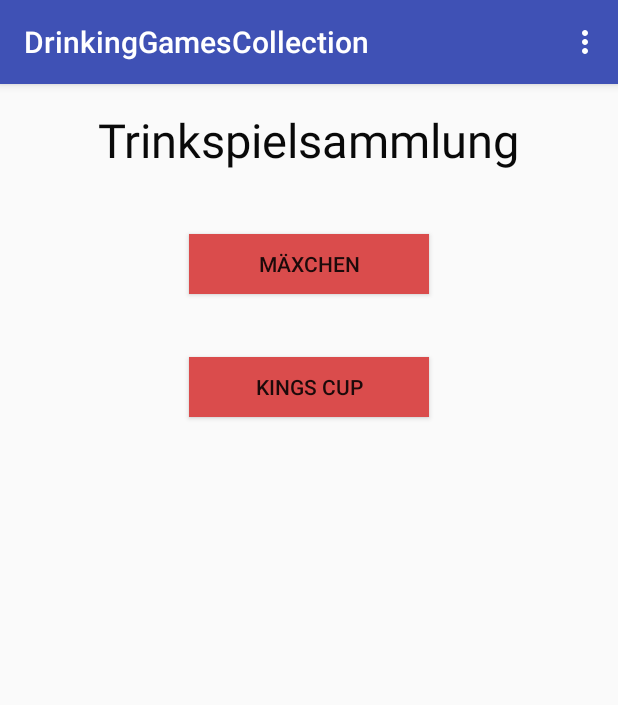
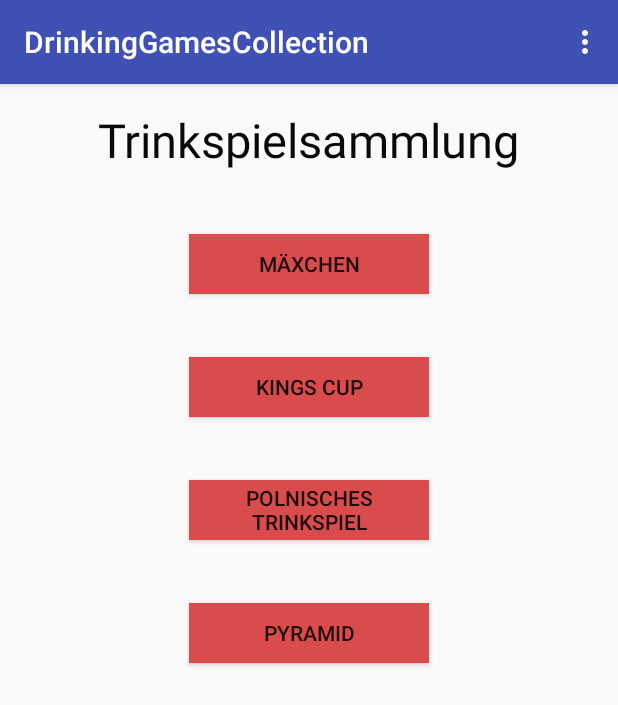
Before and after one commit to Gertfreiberger/Trinkspielsammlung, an Android app: the screen it shows after launch (MainMenu), on a phone screen of 412 x 824 dp. Shown: the top 705 px of the screen. Run offline under Robolectric (Android 15) with nearby library versions, the phone set to English and light mode, and no system bars.

Commit message:
[DV, GF] create new Buttons for the next Games

```diff
--- a/DrinkingGamesCollection/app/src/main/java/wtfisandroid/drinkinggamescollection/MainMenu.java
+++ b/DrinkingGamesCollection/app/src/main/java/wtfisandroid/drinkinggamescollection/MainMenu.java
@@ -14,6 +14,8 @@ public class MainMenu extends AppCompatActivity implements View.OnClickListener
 
     private Button button_mainmenu_maexchen_;
     private Button button_mainmenu_kingscup_;
+    private Button button_mainmenu_polnisches_trinkspiel;
+    private Button button_mainmenu_pyramid;
 
 
     @Override
@@ -25,9 +27,13 @@ public class MainMenu extends AppCompatActivity implements View.OnClickListener
 
         button_mainmenu_maexchen_ = (Button) findViewById(R.id.button_maexchen);
         button_mainmenu_kingscup_ = (Button) findViewById(R.id.button_kingscup);
+        button_mainmenu_polnisches_trinkspiel = (Button) findViewById(R.id.button_polnisches_trinkspiel);
+        button_mainmenu_pyramid = (Button) findViewById(R.id.button_pyramid);
 
         button_mainmenu_maexchen_.setOnClickListener(this);
         button_mainmenu_kingscup_.setOnClickListener(this);
+        button_mainmenu_polnisches_trinkspiel.setOnClickListener(this);
+        button_mainmenu_pyramid.setOnClickListener(this);
     }
 
     @Override
@@ -66,6 +72,16 @@ public class MainMenu extends AppCompatActivity implements View.OnClickListener
                 startActivity(intent_kingscup_menu);
                 break;
 
+            case R.id.button_polnisches_trinkspiel:
+                Intent intent_polnisches_menu = new Intent(this, PolnischesTrinkspiel.class);
+                startActivity(intent_polnisches_menu);
+                break;
+
+            case R.id.button_pyramid:
+                Intent intent_pyramid_menu = new Intent(this, Pyramid.class);
+                startActivity(intent_pyramid_menu);
+                break;
+
             default:
 
         }
--- a/DrinkingGamesCollection/app/src/main/res/layout/content_main_menu.xml
+++ b/DrinkingGamesCollection/app/src/main/res/layout/content_main_menu.xml
@@ -33,13 +33,33 @@
         android:background="#da4c4c" />
 
     <Button
+    android:layout_width="@dimen/mainmenu_button_width"
+    android:layout_height="@dimen/mainmenu_button_height"
+    android:text="@string/mainmenu_button_kingscup"
+    android:id="@+id/button_kingscup"
+    android:layout_marginTop="42dp"
+    android:background="#da4c4c"
+    android:layout_below="@+id/button_maexchen"
+    android:layout_alignStart="@+id/button_maexchen" />
+
+    <Button
         android:layout_width="@dimen/mainmenu_button_width"
         android:layout_height="@dimen/mainmenu_button_height"
-        android:text="@string/mainmenu_button_kingscup"
-        android:id="@+id/button_kingscup"
+        android:text="@string/mainmenu_button_polnisches"
+        android:id="@+id/button_polnisches_trinkspiel"
         android:layout_marginTop="42dp"
         android:background="#da4c4c"
-        android:layout_below="@+id/button_maexchen"
+        android:layout_below="@+id/button_kingscup"
+        android:layout_alignStart="@+id/button_maexchen" />
+
+    <Button
+        android:layout_width="@dimen/mainmenu_button_width"
+        android:layout_height="@dimen/mainmenu_button_height"
+        android:text="@string/mainmenu_button_pyramid"
+        android:id="@+id/button_pyramid"
+        android:layout_marginTop="42dp"
+        android:background="#da4c4c"
+        android:layout_below="@+id/button_polnisches_trinkspiel"
         android:layout_alignStart="@+id/button_maexchen" />
 
 </RelativeLayout>
--- a/DrinkingGamesCollection/app/src/main/res/values/strings.xml
+++ b/DrinkingGamesCollection/app/src/main/res/values/strings.xml
@@ -5,9 +5,14 @@
     <!-- MainMenu strings -->
     <string name="mainmenu_button_maexchen">Mäxchen</string>
     <string name="mainmenu_button_kingscup">Kings Cup</string>
+    <string name="mainmenu_button_polnisches">Polnisches Trinkspiel</string>
+    <string name="mainmenu_button_pyramid">Pyramid</string>
     <string name="mainmenu_headline">Trinkspielsammlung</string>
     <string name="title_activity_maexchen_menu">MaexchenMenu</string>
     <string name="title_activity_kingscup_menu">KingscupMenu</string>
+    <string name="title_activity_polnisches_trinkspiel">PolnischesTrinkspiel</string>
+    <string name="title_activity_pyramid">Pyramid</string>
+
 
 
 </resources>
```
Also changed, not shown: DrinkingGamesCollection/app/src/main/AndroidManifest.xml (+8 -0 lines), DrinkingGamesCollection/app/src/main/java/wtfisandroid/drinkinggamescollection/PolnischesTrinkspiel.java (added, +20 -0 lines), DrinkingGamesCollection/app/src/main/java/wtfisandroid/drinkinggamescollection/Pyramid.java (added, +20 -0 lines), DrinkingGamesCollection/app/src/main/res/layout/activity_polnisches_trinkspiel.xml (added, +27 -0 lines), DrinkingGamesCollection/app/src/main/res/layout/activity_pyramid.xml (added, +26 -0 lines), DrinkingGamesCollection/app/src/main/res/layout/content_polnisches_trinkspiel.xml (added, +17 -0 lines), DrinkingGamesCollection/app/src/main/res/layout/content_pyramid.xml (added, +15 -0 lines), 1 other file.
